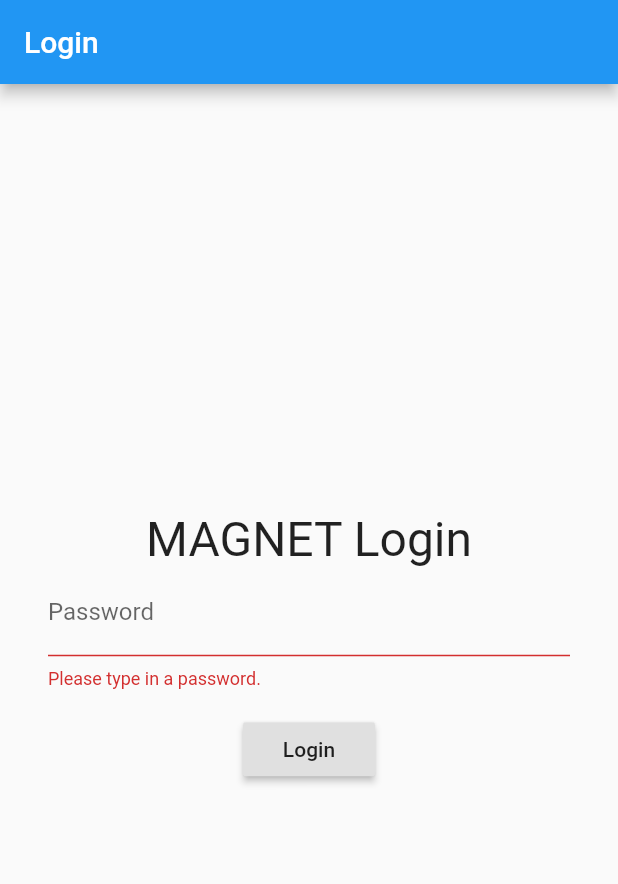
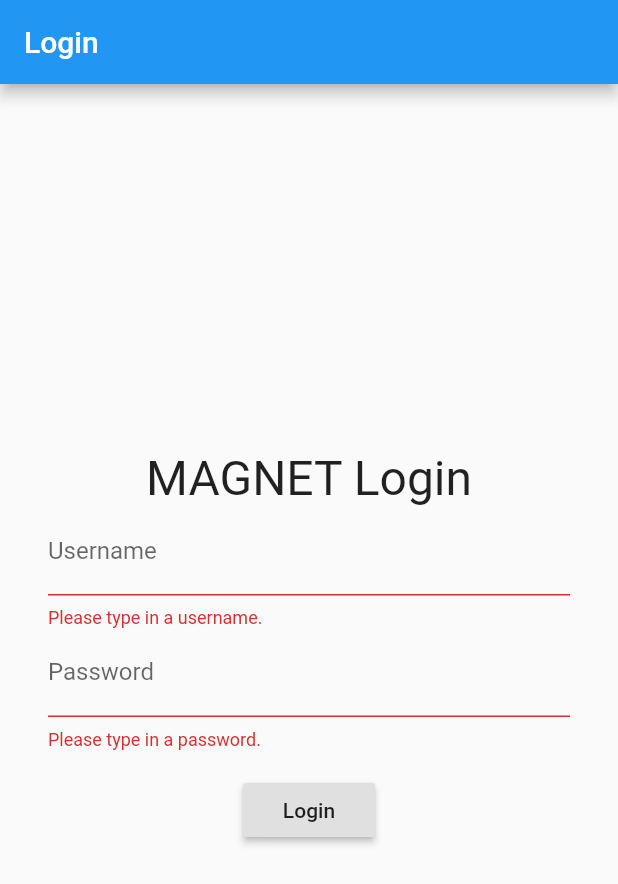
Before and after one commit to Benjamint22/magnet_manager_client, a Flutter app: the screen it shows after launch, after a tap on "Login", on a phone screen of 412 x 824 dp. Shown: the top 884 px of the screen. Run offline on Flutter 3.47's test engine with Material 2 defaults, Android fonts, the phone set to English and light mode, and no system bars; missing offline and left inert: ssh.

Commit message:
Added username field.

```diff
--- a/lib/login_screen.dart
+++ b/lib/login_screen.dart
@@ -7,7 +7,6 @@ import 'package:ssh/ssh.dart';
 
 const String host = "benjamintaillon.com";
 const int port = 22;
-const String username = "benjamin";
 const Duration timeoutDuration = Duration(seconds: 6);
 
 const SnackBar timeoutSnackBar = SnackBar(
@@ -34,6 +33,7 @@ class _LoginScreenState extends State<LoginScreen> {
   String _errorText;
 
   // Field values
+  String _username;
   String _password;
 
   // Helper functions
@@ -46,6 +46,14 @@ class _LoginScreenState extends State<LoginScreen> {
   }
 
   // Events
+  String _validateUsername(String value) {
+    if (value.isEmpty) {
+      return "Please type in a username.";
+    }
+    _formKey.currentState.save();
+    return null;
+  }
+
   String _validatePassword(String value) {
     if (value.isEmpty) {
       return "Please type in a password.";
@@ -60,7 +68,7 @@ class _LoginScreenState extends State<LoginScreen> {
     }
     _loading.show("Attempting to connect...");
     SSHClient client = SSHClient(
-        host: host, port: port, username: username, passwordOrKey: _password);
+        host: host, port: port, username: _username, passwordOrKey: _password);
     String result;
     result = await _tryConnect(client).timeout(timeoutDuration, onTimeout: () {
       _loading.hide();
@@ -70,7 +78,7 @@ class _LoginScreenState extends State<LoginScreen> {
       case "connection_failure":
         _loading.hide();
         setState(() {
-          _errorText = "Wrong password.";
+          _errorText = "Wrong credentials.";
         });
         break;
       case "session_connected":
@@ -107,6 +115,16 @@ class _LoginScreenState extends State<LoginScreen> {
                     Padding(
                       padding: const EdgeInsets.symmetric(horizontal: 32.0),
                       child: TextFormField(
+                        validator: _validateUsername,
+                        decoration: new InputDecoration(
+                          labelText: "Username"
+                        ),
+                        onSaved: (value) => _username = value,
+                      ),
+                    ),
+                    Padding(
+                      padding: const EdgeInsets.symmetric(horizontal: 32.0),
+                      child: TextFormField(
                         validator: _validatePassword,
                         obscureText: true,
                         decoration: new InputDecoration(
```
